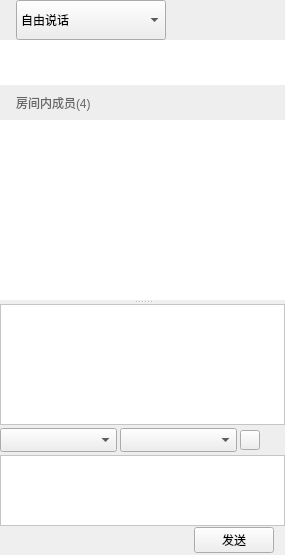
Qt form Room/LeftWdg.ui (ghf2016/456) before a commit.
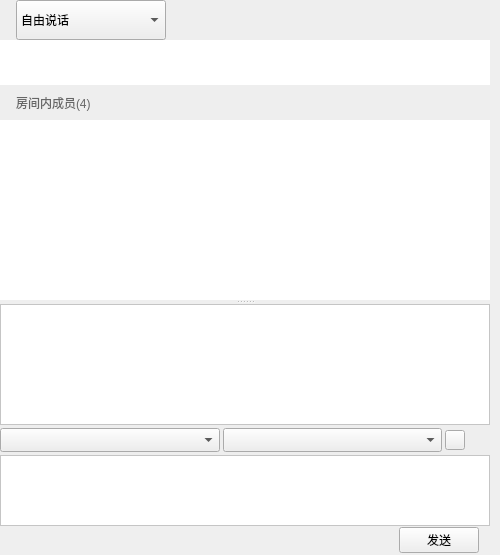
The same form after that commit. Icons and pictures are not drawn.

The edit to the form file:
```diff
--- a/Room/LeftWdg.ui
+++ b/Room/LeftWdg.ui
@@ -6,7 +6,7 @@
    <rect>
     <x>0</x>
     <y>0</y>
-    <width>285</width>
+    <width>500</width>
     <height>555</height>
    </rect>
   </property>
@@ -18,13 +18,13 @@
   </property>
   <property name="minimumSize">
    <size>
-    <width>285</width>
-    <height>555</height>
+    <width>400</width>
+    <height>400</height>
    </size>
   </property>
   <property name="maximumSize">
    <size>
-    <width>500</width>
+    <width>16777215</width>
     <height>16777215</height>
    </size>
   </property>
@@ -225,6 +225,12 @@
        </item>
        <item>
         <widget class="QListView" name="lvUser">
+         <property name="sizePolicy">
+          <sizepolicy hsizetype="Preferred" vsizetype="Preferred">
+           <horstretch>0</horstretch>
+           <verstretch>0</verstretch>
+          </sizepolicy>
+         </property>
          <property name="styleSheet">
           <string notr="true">background-color: rgb(255, 255, 255);
 border:0px solid rgb(211, 224, 233);
@@ -280,6 +286,12 @@
           </property>
           <item>
            <widget class="QTextEdit" name="outPutTextEdit">
+            <property name="sizePolicy">
+             <sizepolicy hsizetype="Preferred" vsizetype="Preferred">
+              <horstretch>0</horstretch>
+              <verstretch>0</verstretch>
+             </sizepolicy>
+            </property>
             <property name="styleSheet">
              <string notr="true">background-color: rgb(255, 255, 255);</string>
             </property>
@@ -385,9 +397,15 @@
           </item>
           <item>
            <widget class="QTextEdit" name="inPutTextEdit">
+            <property name="sizePolicy">
+             <sizepolicy hsizetype="Preferred" vsizetype="Preferred">
+              <horstretch>0</horstretch>
+              <verstretch>0</verstretch>
+             </sizepolicy>
+            </property>
             <property name="minimumSize">
              <size>
-              <width>275</width>
+              <width>250</width>
               <height>71</height>
              </size>
             </property>
```
